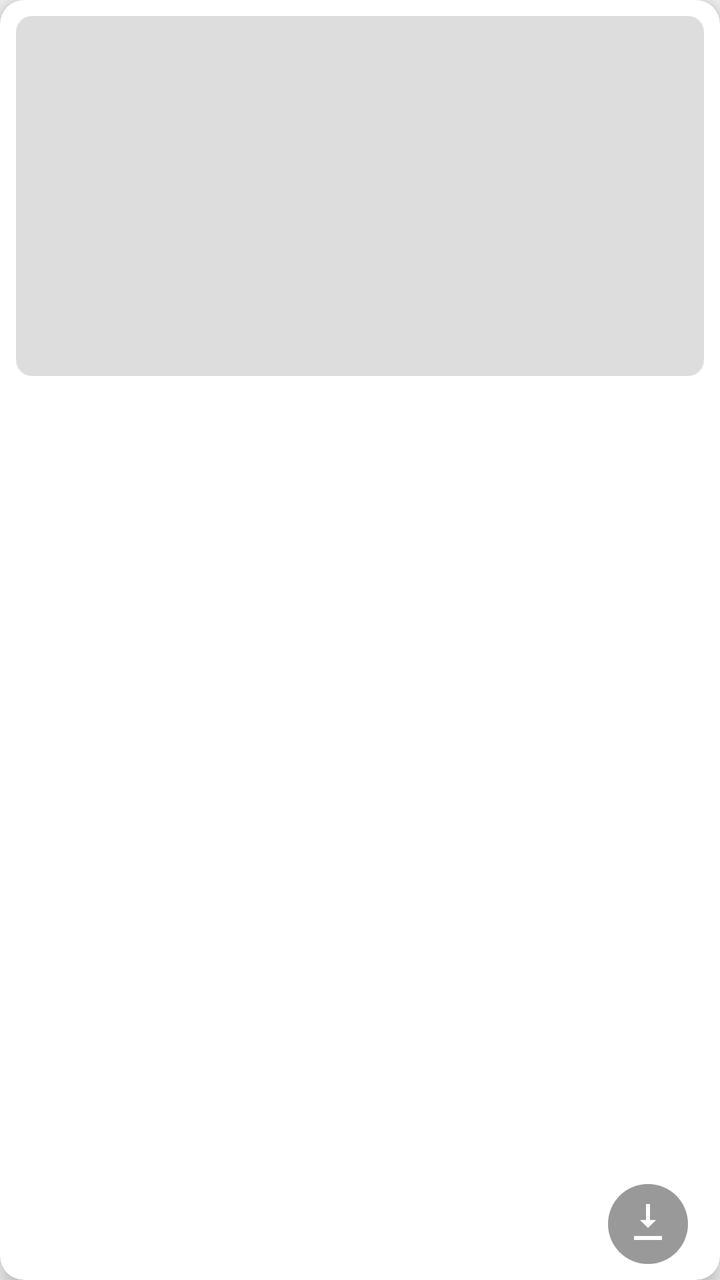
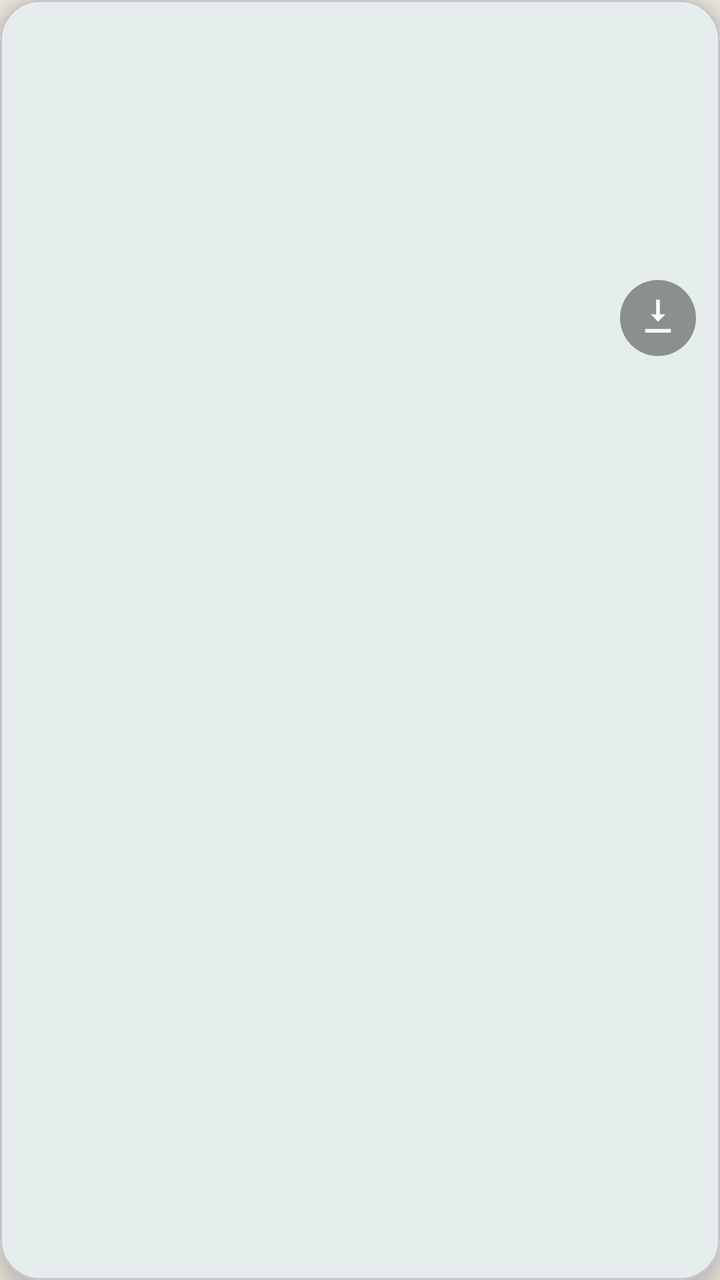

An Android layout rendered at two revisions. The XML below is the earlier revision; the diff shows what the commit changed to produce the second picture.
<!-- AndroidManifest.xml: application theme Theme.StatusBox -->
<!-- res/layout/status_item.xml -->
<?xml version="1.0" encoding="utf-8"?>
<androidx.cardview.widget.CardView xmlns:android="http://schemas.android.com/apk/res/android"
    xmlns:card_view="http://schemas.android.com/apk/res-auto"
    android:layout_width="match_parent"
    android:layout_height="wrap_content"
    android:layout_margin="8dp"
    card_view:cardCornerRadius="12dp"
    card_view:cardElevation="6dp"
    card_view:cardBackgroundColor="?attr/colorSurface">

    <RelativeLayout
        android:layout_width="match_parent"
        android:layout_height="wrap_content"
        android:padding="8dp">

        <ImageView
            android:id="@+id/statusImage"
            android:layout_width="match_parent"
            android:layout_height="180dp"
            android:scaleType="centerCrop"
            android:background="@drawable/image_placeholder"
            android:contentDescription="Status Image" />

        <ImageButton
            android:id="@+id/downloadButton"
            android:layout_width="40dp"
            android:layout_height="40dp"
            android:layout_alignParentEnd="true"
            android:layout_alignParentBottom="true"
            android:layout_margin="8dp"
            android:background="@drawable/btn_circle_background"
            android:padding="8dp"
            android:src="@drawable/ic_download"
            android:tint="@android:color/white"
            android:contentDescription="Download" />

        <ImageView
            android:id="@+id/videoIcon"
            android:layout_width="40dp"
            android:layout_height="40dp"
            android:layout_alignParentStart="true"
            android:layout_alignParentBottom="true"
            android:layout_margin="8dp"
            android:src="@drawable/ic_video"
            android:tint="@android:color/white"
            android:visibility="gone"
            android:contentDescription="Video Icon" />

    </RelativeLayout>
</androidx.cardview.widget.CardView>
<!-- resources referenced by this layout -->
<resources>
  <!-- drawable btn_circle_background (drawable) -->
  <shape xmlns:android="http://schemas.android.com/apk/res/android" android:shape="oval">
      <solid android:color="#66000000"/>
  </shape>
  <!-- drawable ic_download (drawable) -->
  <?xml version="1.0" encoding="utf-8"?>
  <vector xmlns:android="http://schemas.android.com/apk/res/android"
      android:width="24dp"
      android:height="24dp"
      android:viewportWidth="24"
      android:viewportHeight="24">
      <path
          android:fillColor="#FFFFFF"
          android:pathData="M5,20h14v-2H5v2zM12,2v12l4,-4h-3V2h-2v8H8l4,4z"/>
  </vector>
  <!-- drawable ic_video (drawable) -->
  <?xml version="1.0" encoding="utf-8"?>
  <vector xmlns:android="http://schemas.android.com/apk/res/android"
      android:width="24dp"
      android:height="24dp"
      android:viewportWidth="24"
      android:viewportHeight="24">
      <path
          android:fillColor="#FFFFFF"
          android:pathData="M17,10.5V7c0,-1.1 -0.9,-2 -2,-2H5c-1.1,0 -2,0.9 -2,2v10c0,1.1 0.9,2 2,2h10c1.1,0 2,-0.9 2,-2v-3.5l4,4v-11l-4,4z"/>
  </vector>
  <!-- drawable image_placeholder (drawable) -->
  <?xml version="1.0" encoding="utf-8"?>
  <shape xmlns:android="http://schemas.android.com/apk/res/android"
      android:shape="rectangle">
      <solid android:color="#DDDDDD"/>
      <corners android:radius="8dp"/>
  </shape>
  <style name="Theme.StatusBox" parent="Theme.Material3.DayNight.NoActionBar">
          <item name="colorPrimary">@color/primaryColor</item>
          <item name="colorPrimaryVariant">@color/primaryDark</item>
          <item name="colorOnPrimary">@android:color/white</item>
          <item name="android:windowBackground">@color/background_light</item>
          <item name="colorSurface">@color/surface_light</item>
          <item name="android:textColorPrimary">@color/text_primary_light</item>
          <item name="android:textColorSecondary">@color/text_secondary_light</item>
          <item name="colorAccent">@color/primaryColor</item>
      </style>
  <color name="primaryColor">#FF5722</color>
  <color name="primaryDark">#E64A19</color>
  <color name="background_light">#F2F2F2</color>
  <color name="surface_light">#FFFFFF</color>
  <color name="text_primary_light">#212121</color>
  <color name="text_secondary_light">#757575</color>
</resources>

<!-- the commit's change to res/layout/status_item.xml (unified diff, before → after) -->
@@ -1,50 +1,59 @@
 <?xml version="1.0" encoding="utf-8"?>
-<androidx.cardview.widget.CardView xmlns:android="http://schemas.android.com/apk/res/android"
-    xmlns:card_view="http://schemas.android.com/apk/res-auto"
+<com.google.android.material.card.MaterialCardView
+    xmlns:android="http://schemas.android.com/apk/res/android"
+    xmlns:app="http://schemas.android.com/apk/res-auto"
     android:layout_width="match_parent"
     android:layout_height="wrap_content"
-    android:layout_margin="8dp"
-    card_view:cardCornerRadius="12dp"
-    card_view:cardElevation="6dp"
-    card_view:cardBackgroundColor="?attr/colorSurface">
+    android:layout_margin="10dp"
+    android:foreground="?attr/selectableItemBackground"
+    app:cardCornerRadius="20dp"
+    app:cardElevation="5dp"
+    app:cardBackgroundColor="?attr/colorSurface">
 
-    <RelativeLayout
+    <FrameLayout
         android:layout_width="match_parent"
-        android:layout_height="wrap_content"
-        android:padding="8dp">
+        android:layout_height="wrap_content">
 
+        
         <ImageView
             android:id="@+id/statusImage"
             android:layout_width="match_parent"
-            android:layout_height="180dp"
+            android:layout_height="190dp"
             android:scaleType="centerCrop"
-            android:background="@drawable/image_placeholder"
-            android:contentDescription="Status Image" />
+            android:contentDescription="Status Image"/>
 
-        <ImageButton
+        
+        <View
+            android:layout_width="match_parent"
+            android:layout_height="70dp"
+            android:layout_gravity="bottom"
+            android:background="@drawable/bottom_gradient_overlay"/>
+
+        
+        <ImageView
+            android:id="@+id/videoIcon"
+            android:layout_width="26dp"
+            android:layout_height="26dp"
+            android:layout_gravity="top|start"
+            android:layout_margin="12dp"
+            android:src="@drawable/ic_video"
+            android:tint="@android:color/white"
+            android:visibility="gone"
+            android:contentDescription="Video"/>
+
+        
+        <ImageView
             android:id="@+id/downloadButton"
-            android:layout_width="40dp"
-            android:layout_height="40dp"
-            android:layout_alignParentEnd="true"
-            android:layout_alignParentBottom="true"
-            android:layout_margin="8dp"
-            android:background="@drawable/btn_circle_background"
+            android:layout_width="38dp"
+            android:layout_height="38dp"
+            android:layout_gravity="bottom|end"
+            android:layout_margin="12dp"
+            android:background="@drawable/round_icon_bg"
             android:padding="8dp"
             android:src="@drawable/ic_download"
             android:tint="@android:color/white"
-            android:contentDescription="Download" />
+            android:contentDescription="Download"/>
 
-        <ImageView
-            android:id="@+id/videoIcon"
-            android:layout_width="40dp"
-            android:layout_height="40dp"
-            android:layout_alignParentStart="true"
-            android:layout_alignParentBottom="true"
-            android:layout_margin="8dp"
-            android:src="@drawable/ic_video"
-            android:tint="@android:color/white"
-            android:visibility="gone"
-            android:contentDescription="Video Icon" />
+    </FrameLayout>
 
-    </RelativeLayout>
-</androidx.cardview.widget.CardView>
+</com.google.android.material.card.MaterialCardView>
<!-- resource entries referenced after the edit -->
@@ -1,9 +1,10 @@
 <!-- resources referenced by this layout -->
 <resources>
-  <!-- drawable btn_circle_background (drawable) -->
-  <shape xmlns:android="http://schemas.android.com/apk/res/android" android:shape="oval">
-      <solid android:color="#66000000"/>
-  </shape>
+  <!-- drawable bottom_gradient_overlay (drawable) -->
+  <gradient xmlns:android="http://schemas.android.com/apk/res/android"
+      android:startColor="#00000000"
+      android:endColor="#66000000"
+      android:angle="270"/>
   <!-- drawable ic_download (drawable) -->
   <?xml version="1.0" encoding="utf-8"?>
   <vector xmlns:android="http://schemas.android.com/apk/res/android"
@@ -26,12 +27,10 @@
           android:fillColor="#FFFFFF"
           android:pathData="M17,10.5V7c0,-1.1 -0.9,-2 -2,-2H5c-1.1,0 -2,0.9 -2,2v10c0,1.1 0.9,2 2,2h10c1.1,0 2,-0.9 2,-2v-3.5l4,4v-11l-4,4z"/>
   </vector>
-  <!-- drawable image_placeholder (drawable) -->
-  <?xml version="1.0" encoding="utf-8"?>
-  <shape xmlns:android="http://schemas.android.com/apk/res/android"
-      android:shape="rectangle">
-      <solid android:color="#DDDDDD"/>
-      <corners android:radius="8dp"/>
+  <!-- drawable round_icon_bg (drawable) -->
+  <shape xmlns:android="http://schemas.android.com/apk/res/android">
+      <solid android:color="#66000000"/>
+      <corners android:radius="50dp"/>
   </shape>
   <style name="Theme.StatusBox" parent="Theme.Material3.DayNight.NoActionBar">
           <item name="colorPrimary">@color/primaryColor</item>
@@ -43,11 +42,11 @@
           <item name="android:textColorSecondary">@color/text_secondary_light</item>
           <item name="colorAccent">@color/primaryColor</item>
       </style>
-  <color name="primaryColor">#FF5722</color>
-  <color name="primaryDark">#E64A19</color>
-  <color name="background_light">#F2F2F2</color>
+  <color name="primaryColor">#075E54</color>
+  <color name="primaryDark">#128C7E</color>
+  <color name="background_light">#ECE5DD</color>
   <color name="surface_light">#FFFFFF</color>
-  <color name="text_primary_light">#212121</color>
-  <color name="text_secondary_light">#757575</color>
+  <color name="text_primary_light">#000000</color>
+  <color name="text_secondary_light">#4F4F4F</color>
 </resources>
 
